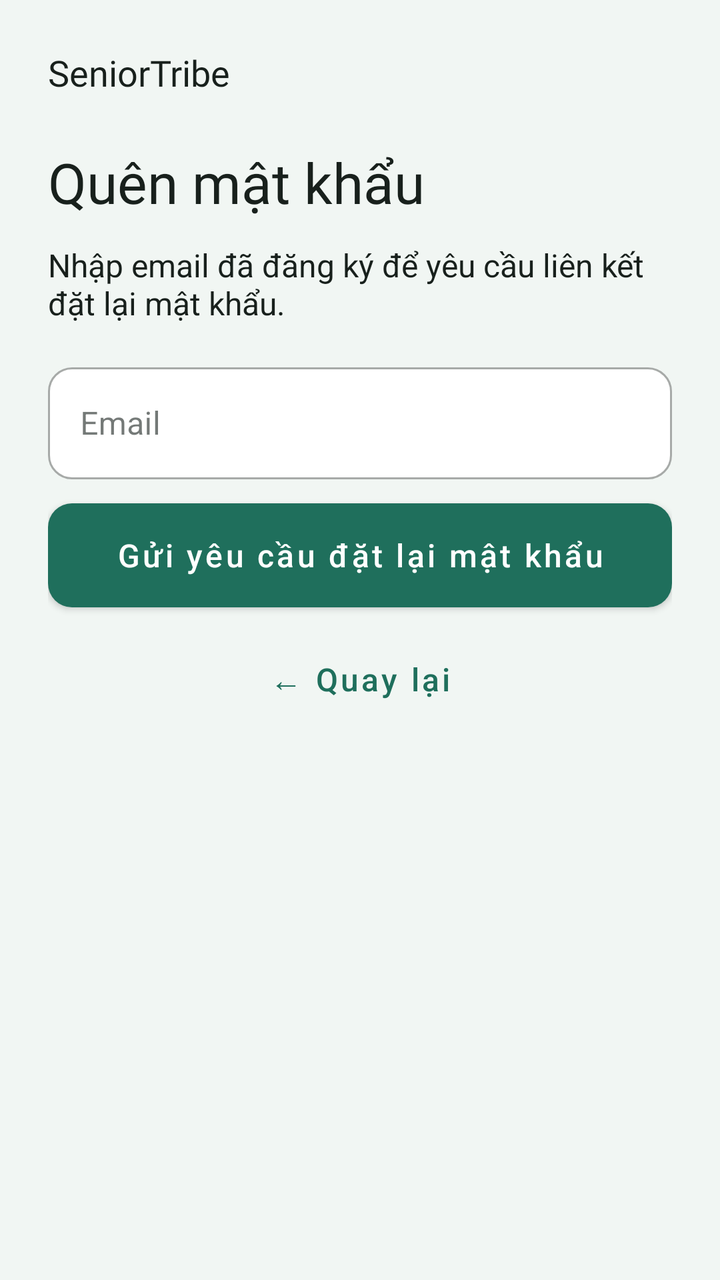
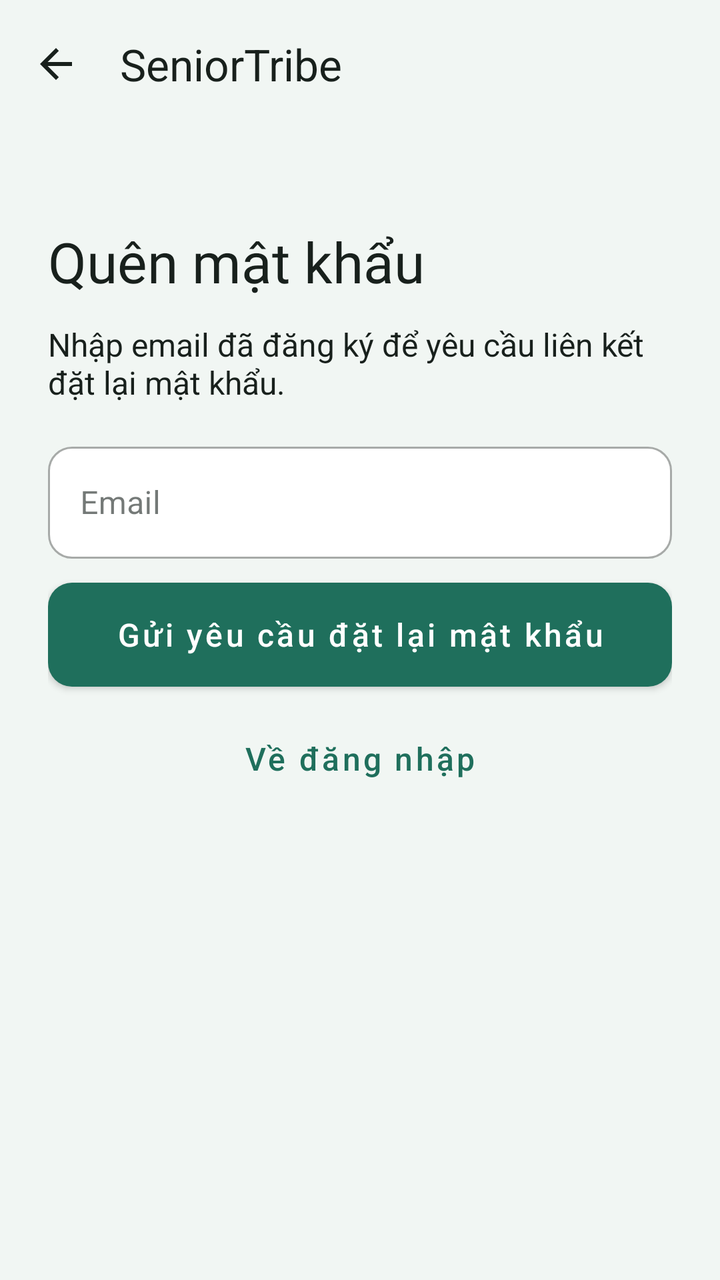

Before-and-after screenshots of an Android layout around one commit, followed by the original layout XML and the change that was made.
<!-- AndroidManifest.xml: application theme Theme.SeniorTribeApp -->
<!-- res/layout/activity_forgot_password.xml -->
<?xml version="1.0" encoding="utf-8"?>
<ScrollView xmlns:android="http://schemas.android.com/apk/res/android"
    xmlns:app="http://schemas.android.com/apk/res-auto"
    android:layout_width="match_parent" android:layout_height="match_parent"
    android:fillViewport="true" android:background="@color/st_auth_background">
    <LinearLayout android:layout_width="match_parent" android:layout_height="wrap_content"
        android:orientation="vertical" android:padding="24dp">
        <TextView 
        android:layout_width="match_parent" android:layout_height="wrap_content"
        android:text="@string/st_auth_brand" android:textColor="@color/st_auth_text"
        android:textSize="18sp" android:fontFamily="@font/be_vietnam_pro_semibold" />
        <TextView 
        android:layout_width="match_parent" android:layout_height="wrap_content"
        android:text="@string/st_reset_title" android:textColor="@color/st_auth_text"
        android:textSize="28sp" android:layout_marginTop="24dp" android:fontFamily="@font/be_vietnam_pro_semibold" />
<TextView 
        android:layout_width="match_parent" android:layout_height="wrap_content"
        android:text="@string/st_reset_note" android:textColor="@color/st_auth_text"
        android:textSize="16sp" android:layout_marginTop="12dp" />
<com.google.android.material.textfield.TextInputLayout
        style="@style/Widget.SeniorTribe.AuthInput"
        android:layout_width="match_parent" android:layout_height="wrap_content"
        android:layout_marginTop="16dp" android:hint="@string/st_register_email" >
        <com.google.android.material.textfield.TextInputEditText
            android:id="@+id/st_reset_email"
            android:layout_width="match_parent" android:layout_height="wrap_content"
            android:minHeight="56dp" android:inputType="textEmailAddress"
            android:imeOptions="actionDone"
            android:maxLines="1" android:singleLine="true" android:saveEnabled="false"
            android:textColor="@color/st_auth_text" android:textSize="16sp" />
    </com.google.android.material.textfield.TextInputLayout>
<TextView android:id="@+id/st_reset_message"
        android:layout_width="match_parent" android:layout_height="wrap_content"
        android:layout_marginTop="12dp" android:visibility="gone"
        android:accessibilityLiveRegion="polite"
        android:textColor="@color/st_auth_error" android:textSize="14sp" />
<ProgressBar android:id="@+id/st_reset_progress"
        android:layout_width="48dp" android:layout_height="48dp"
        android:layout_gravity="center_horizontal" android:layout_marginTop="16dp"
        android:contentDescription="@string/st_auth_loading" android:visibility="gone" />
<com.google.android.material.button.MaterialButton
        android:id="@+id/st_reset_submit" style="@style/Widget.SeniorTribe.AuthButton"
        android:layout_width="match_parent" android:layout_height="wrap_content"
        android:layout_marginTop="12dp" android:minHeight="52dp"
        android:text="@string/st_reset_action" android:textAllCaps="false"
        android:textSize="16sp" />
<TextView android:id="@+id/st_reset_result"
        android:layout_width="match_parent" android:layout_height="wrap_content"
        android:text="@string/st_reset_initial" android:textColor="@color/st_auth_text"
        android:textSize="16sp" android:layout_marginTop="20dp" android:visibility="gone" android:accessibilityLiveRegion="polite" />
<com.google.android.material.button.MaterialButton
        android:id="@+id/st_reset_back" style="@style/Widget.MaterialComponents.Button.TextButton"
        android:layout_width="match_parent" android:layout_height="wrap_content"
        android:layout_marginTop="12dp" android:minHeight="48dp"
        android:text="@string/st_register_back" android:textAllCaps="false"
        android:textSize="16sp" />
    </LinearLayout>
</ScrollView>
<!-- resources referenced by this layout -->
<resources>
  <color name="st_auth_background">#F1F6F3</color>
  <color name="st_auth_error">#B3261E</color>
  <color name="st_auth_text">#18201C</color>
  <string name="st_auth_brand">SeniorTribe</string>
  <string name="st_auth_loading">Đang xử lý</string>
  <string name="st_register_back">← Quay lại</string>
  <string name="st_register_email">Email</string>
  <string name="st_reset_action">Gửi yêu cầu đặt lại mật khẩu</string>
  <string name="st_reset_initial" />
  <string name="st_reset_note">Nhập email đã đăng ký để yêu cầu liên kết đặt lại mật khẩu.</string>
  <string name="st_reset_title">Quên mật khẩu</string>
  <style name="Widget.SeniorTribe.AuthButton" parent="Widget.MaterialComponents.Button">
          <item name="android:minHeight">52dp</item>
          <item name="android:insetTop">0dp</item>
          <item name="android:insetBottom">0dp</item>
          <item name="android:textAllCaps">false</item>
          <item name="android:textSize">16sp</item>
          <item name="cornerRadius">12dp</item>
      </style>
  <style name="Widget.SeniorTribe.AuthInput" parent="Widget.MaterialComponents.TextInputLayout.OutlinedBox">
          <item name="boxBackgroundColor">@color/st_auth_surface</item>
          <item name="boxCornerRadiusTopStart">12dp</item>
          <item name="boxCornerRadiusTopEnd">12dp</item>
          <item name="boxCornerRadiusBottomStart">12dp</item>
          <item name="boxCornerRadiusBottomEnd">12dp</item>
          <item name="hintTextColor">@color/st_auth_secondary</item>
          <item name="errorTextColor">@color/st_auth_error</item>
      </style>
  <style name="Theme.SeniorTribeApp" parent="Theme.Material3.DayNight.NoActionBar">
          <item name="colorPrimary">@color/primary</item>
          <item name="colorPrimaryVariant">@color/primary_dark</item>
          <item name="colorOnPrimary">@color/on_primary</item>
          <item name="colorSecondary">@color/secondary</item>
          <item name="colorSecondaryVariant">@color/secondary_dark</item>
          <item name="colorOnSecondary">@color/on_secondary</item>
          <item name="android:statusBarColor">@color/primary_dark</item>
          <item name="android:windowBackground">@color/background</item>
          
          <item name="colorPrimaryContainer">@color/primary_light</item>
          <item name="colorOnPrimaryContainer">@color/text_primary</item>
          <item name="colorSecondaryContainer">@color/primary_light</item>
          <item name="colorOnSecondaryContainer">@color/text_primary</item>
          <item name="colorSurface">@color/surface</item>
          <item name="colorOnSurface">@color/text_primary</item>
          <item name="colorOnSurfaceVariant">@color/text_secondary</item>
          <item name="colorOutline">@color/divider</item>
          <item name="colorError">@color/error</item>
      </style>
  <color name="st_auth_surface">#FFFFFF</color>
  <color name="st_auth_secondary">#52615A</color>
  <color name="primary">#1F6F5C</color>
  <color name="primary_dark">#17574A</color>
  <color name="on_primary">#FFFFFF</color>
  <color name="secondary">#FB8C00</color>
  <color name="secondary_dark">#EF6C00</color>
  <color name="on_secondary">#FFFFFF</color>
  <color name="background">#F1F6F3</color>
  <color name="primary_light">#CDEDE0</color>
  <color name="text_primary">#18201C</color>
  <color name="surface">#FFFFFF</color>
  <color name="text_secondary">#52615A</color>
  <color name="divider">#D5DED9</color>
  <color name="error">#B3261E</color>
</resources>

<!-- the commit's change to res/layout/activity_forgot_password.xml (unified diff, before → after) -->
@@ -1,58 +1,63 @@
 <?xml version="1.0" encoding="utf-8"?>
-<ScrollView xmlns:android="http://schemas.android.com/apk/res/android"
+<LinearLayout xmlns:android="http://schemas.android.com/apk/res/android"
     xmlns:app="http://schemas.android.com/apk/res-auto"
     android:layout_width="match_parent" android:layout_height="match_parent"
-    android:fillViewport="true" android:background="@color/st_auth_background">
-    <LinearLayout android:layout_width="match_parent" android:layout_height="wrap_content"
-        android:orientation="vertical" android:padding="24dp">
-        <TextView 
-        android:layout_width="match_parent" android:layout_height="wrap_content"
-        android:text="@string/st_auth_brand" android:textColor="@color/st_auth_text"
-        android:textSize="18sp" android:fontFamily="@font/be_vietnam_pro_semibold" />
-        <TextView 
-        android:layout_width="match_parent" android:layout_height="wrap_content"
-        android:text="@string/st_reset_title" android:textColor="@color/st_auth_text"
-        android:textSize="28sp" android:layout_marginTop="24dp" android:fontFamily="@font/be_vietnam_pro_semibold" />
-<TextView 
-        android:layout_width="match_parent" android:layout_height="wrap_content"
-        android:text="@string/st_reset_note" android:textColor="@color/st_auth_text"
-        android:textSize="16sp" android:layout_marginTop="12dp" />
-<com.google.android.material.textfield.TextInputLayout
-        style="@style/Widget.SeniorTribe.AuthInput"
-        android:layout_width="match_parent" android:layout_height="wrap_content"
-        android:layout_marginTop="16dp" android:hint="@string/st_register_email" >
-        <com.google.android.material.textfield.TextInputEditText
-            android:id="@+id/st_reset_email"
-            android:layout_width="match_parent" android:layout_height="wrap_content"
-            android:minHeight="56dp" android:inputType="textEmailAddress"
-            android:imeOptions="actionDone"
-            android:maxLines="1" android:singleLine="true" android:saveEnabled="false"
-            android:textColor="@color/st_auth_text" android:textSize="16sp" />
-    </com.google.android.material.textfield.TextInputLayout>
-<TextView android:id="@+id/st_reset_message"
-        android:layout_width="match_parent" android:layout_height="wrap_content"
-        android:layout_marginTop="12dp" android:visibility="gone"
-        android:accessibilityLiveRegion="polite"
-        android:textColor="@color/st_auth_error" android:textSize="14sp" />
-<ProgressBar android:id="@+id/st_reset_progress"
-        android:layout_width="48dp" android:layout_height="48dp"
-        android:layout_gravity="center_horizontal" android:layout_marginTop="16dp"
-        android:contentDescription="@string/st_auth_loading" android:visibility="gone" />
-<com.google.android.material.button.MaterialButton
-        android:id="@+id/st_reset_submit" style="@style/Widget.SeniorTribe.AuthButton"
-        android:layout_width="match_parent" android:layout_height="wrap_content"
-        android:layout_marginTop="12dp" android:minHeight="52dp"
-        android:text="@string/st_reset_action" android:textAllCaps="false"
-        android:textSize="16sp" />
-<TextView android:id="@+id/st_reset_result"
-        android:layout_width="match_parent" android:layout_height="wrap_content"
-        android:text="@string/st_reset_initial" android:textColor="@color/st_auth_text"
-        android:textSize="16sp" android:layout_marginTop="20dp" android:visibility="gone" android:accessibilityLiveRegion="polite" />
-<com.google.android.material.button.MaterialButton
-        android:id="@+id/st_reset_back" style="@style/Widget.MaterialComponents.Button.TextButton"
-        android:layout_width="match_parent" android:layout_height="wrap_content"
-        android:layout_marginTop="12dp" android:minHeight="48dp"
-        android:text="@string/st_register_back" android:textAllCaps="false"
-        android:textSize="16sp" />
-    </LinearLayout>
-</ScrollView>
+    android:orientation="vertical" android:background="@color/st_auth_background">
+    <com.google.android.material.appbar.MaterialToolbar
+        android:id="@+id/st_reset_toolbar"
+        android:layout_width="match_parent" android:layout_height="?attr/actionBarSize"
+        android:background="@color/st_auth_background" app:title="@string/st_auth_brand"
+        app:titleTextColor="@color/st_auth_text" app:navigationIcon="@drawable/ic_arrow_back"
+        app:navigationContentDescription="@string/st_auth_back" />
+    <ScrollView android:layout_width="match_parent" android:layout_height="0dp"
+        android:layout_weight="1" android:fillViewport="true">
+        <LinearLayout android:layout_width="match_parent" android:layout_height="wrap_content"
+            android:orientation="vertical" android:padding="24dp">
+            <TextView
+                android:layout_width="match_parent" android:layout_height="wrap_content"
+                android:text="@string/st_reset_title" android:textColor="@color/st_auth_text"
+                android:textSize="28sp" android:layout_marginTop="24dp" android:fontFamily="@font/be_vietnam_pro_semibold" />
+            <TextView
+                android:layout_width="match_parent" android:layout_height="wrap_content"
+                android:text="@string/st_reset_note" android:textColor="@color/st_auth_text"
+                android:textSize="16sp" android:layout_marginTop="12dp" />
+            <com.google.android.material.textfield.TextInputLayout
+                style="@style/Widget.SeniorTribe.AuthInput"
+                android:layout_width="match_parent" android:layout_height="wrap_content"
+                android:layout_marginTop="16dp" android:hint="@string/st_register_email" >
+                <com.google.android.material.textfield.TextInputEditText
+                    android:id="@+id/st_reset_email"
+                    android:layout_width="match_parent" android:layout_height="wrap_content"
+                    android:minHeight="56dp" android:inputType="textEmailAddress"
+                    android:imeOptions="actionDone"
+                    android:maxLines="1" android:singleLine="true" android:saveEnabled="false"
+                    android:textColor="@color/st_auth_text" android:textSize="16sp" />
+            </com.google.android.material.textfield.TextInputLayout>
+            <TextView android:id="@+id/st_reset_message"
+                android:layout_width="match_parent" android:layout_height="wrap_content"
+                android:layout_marginTop="12dp" android:visibility="gone"
+                android:accessibilityLiveRegion="polite"
+                android:textColor="@color/st_auth_error" android:textSize="14sp" />
+            <ProgressBar android:id="@+id/st_reset_progress"
+                android:layout_width="48dp" android:layout_height="48dp"
+                android:layout_gravity="center_horizontal" android:layout_marginTop="16dp"
+                android:contentDescription="@string/st_auth_loading" android:visibility="gone" />
+            <com.google.android.material.button.MaterialButton
+                android:id="@+id/st_reset_submit" style="@style/Widget.SeniorTribe.AuthButton"
+                android:layout_width="match_parent" android:layout_height="wrap_content"
+                android:layout_marginTop="12dp" android:minHeight="52dp"
+                android:text="@string/st_reset_action" android:textAllCaps="false"
+                android:textSize="16sp" />
+            <TextView android:id="@+id/st_reset_result"
+                android:layout_width="match_parent" android:layout_height="wrap_content"
+                android:text="@string/st_reset_initial" android:textColor="@color/st_auth_text"
+                android:textSize="16sp" android:layout_marginTop="20dp" android:visibility="gone" android:accessibilityLiveRegion="polite" />
+            <com.google.android.material.button.MaterialButton
+                android:id="@+id/st_reset_back" style="@style/Widget.MaterialComponents.Button.TextButton"
+                android:layout_width="match_parent" android:layout_height="wrap_content"
+                android:layout_marginTop="12dp" android:minHeight="48dp"
+                android:text="@string/st_reset_login" android:textAllCaps="false"
+                android:textSize="16sp" />
+        </LinearLayout>
+    </ScrollView>
+</LinearLayout>
<!-- resource entries referenced after the edit -->
@@ -3,12 +3,23 @@
   <color name="st_auth_background">#F1F6F3</color>
   <color name="st_auth_error">#B3261E</color>
   <color name="st_auth_text">#18201C</color>
+  <!-- drawable ic_arrow_back (drawable) -->
+  <vector xmlns:android="http://schemas.android.com/apk/res/android"
+      android:width="24dp"
+      android:height="24dp"
+      android:viewportWidth="24"
+      android:viewportHeight="24">
+    <path
+        android:fillColor="@color/text_primary"
+        android:pathData="M20,11H7.83l5.59,-5.59L12,4l-8,8 8,8 1.41,-1.41L7.83,13H20v-2z"/>
+  </vector>
+  <string name="st_auth_back">Quay lại</string>
   <string name="st_auth_brand">SeniorTribe</string>
   <string name="st_auth_loading">Đang xử lý</string>
-  <string name="st_register_back">← Quay lại</string>
   <string name="st_register_email">Email</string>
   <string name="st_reset_action">Gửi yêu cầu đặt lại mật khẩu</string>
   <string name="st_reset_initial" />
+  <string name="st_reset_login">Về đăng nhập</string>
   <string name="st_reset_note">Nhập email đã đăng ký để yêu cầu liên kết đặt lại mật khẩu.</string>
   <string name="st_reset_title">Quên mật khẩu</string>
   <style name="Widget.SeniorTribe.AuthButton" parent="Widget.MaterialComponents.Button">
